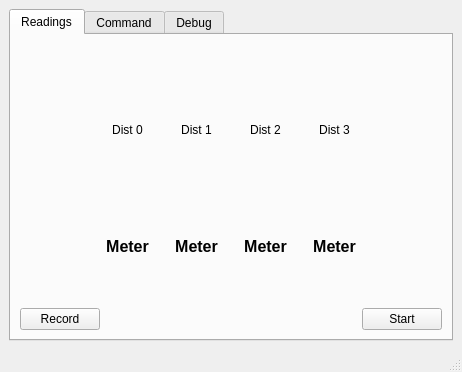
This is tf03_test/main_window.ui in codincodee/tf0x_dev as Qt 5 draws it before an edit. The edited form follows.
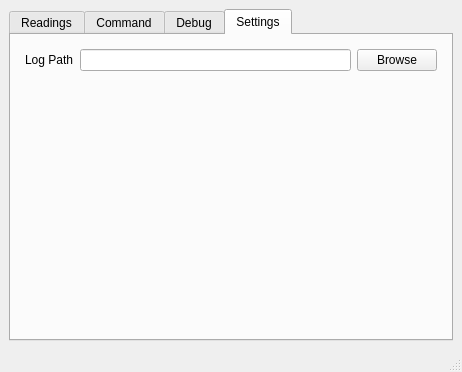
This is the edited form.

Commit message: Adding Settings Page

What changed in the file:
```diff
--- a/tf03_test/main_window.ui
+++ b/tf03_test/main_window.ui
@@ -18,7 +18,7 @@
     <item row="0" column="0">
      <widget class="QTabWidget" name="tabWidget">
       <property name="currentIndex">
-       <number>0</number>
+       <number>3</number>
       </property>
       <widget class="QWidget" name="tab">
        <attribute name="title">
@@ -598,6 +598,123 @@
         </item>
        </layout>
       </widget>
+      <widget class="QWidget" name="tab_4">
+       <attribute name="title">
+        <string>Settings</string>
+       </attribute>
+       <layout class="QGridLayout" name="gridLayout_7">
+        <item row="0" column="0">
+         <layout class="QVBoxLayout" name="verticalLayout_4">
+          <item>
+           <spacer name="verticalSpacer_8">
+            <property name="orientation">
+             <enum>Qt::Vertical</enum>
+            </property>
+            <property name="sizeType">
+             <enum>QSizePolicy::Fixed</enum>
+            </property>
+            <property name="sizeHint" stdset="0">
+             <size>
+              <width>20</width>
+              <height>5</height>
+             </size>
+            </property>
+           </spacer>
+          </item>
+          <item>
+           <layout class="QHBoxLayout" name="horizontalLayout_5">
+            <item>
+             <spacer name="horizontalSpacer_10">
+              <property name="orientation">
+               <enum>Qt::Horizontal</enum>
+              </property>
+              <property name="sizeType">
+               <enum>QSizePolicy::Fixed</enum>
+              </property>
+              <property name="sizeHint" stdset="0">
+               <size>
+                <width>5</width>
+                <height>20</height>
+               </size>
+              </property>
+             </spacer>
+            </item>
+            <item>
+             <layout class="QGridLayout" name="gridLayout_8">
+              <item row="0" column="0">
+               <widget class="QLabel" name="label_16">
+                <property name="text">
+                 <string>Log Path</string>
+                </property>
+               </widget>
+              </item>
+              <item row="1" column="0">
+               <spacer name="verticalSpacer_10">
+                <property name="orientation">
+                 <enum>Qt::Vertical</enum>
+                </property>
+                <property name="sizeHint" stdset="0">
+                 <size>
+                  <width>20</width>
+                  <height>40</height>
+                 </size>
+                </property>
+               </spacer>
+              </item>
+              <item row="0" column="1">
+               <layout class="QHBoxLayout" name="horizontalLayout_6">
+                <item>
+                 <widget class="QLineEdit" name="lineEdit_3"/>
+                </item>
+                <item>
+                 <widget class="QPushButton" name="pushButton_14">
+                  <property name="text">
+                   <string>Browse</string>
+                  </property>
+                 </widget>
+                </item>
+               </layout>
+              </item>
+             </layout>
+            </item>
+            <item>
+             <spacer name="horizontalSpacer_9">
+              <property name="orientation">
+               <enum>Qt::Horizontal</enum>
+              </property>
+              <property name="sizeType">
+               <enum>QSizePolicy::Fixed</enum>
+              </property>
+              <property name="sizeHint" stdset="0">
+               <size>
+                <width>5</width>
+                <height>20</height>
+               </size>
+              </property>
+             </spacer>
+            </item>
+           </layout>
+          </item>
+          <item>
+           <spacer name="verticalSpacer_9">
+            <property name="orientation">
+             <enum>Qt::Vertical</enum>
+            </property>
+            <property name="sizeType">
+             <enum>QSizePolicy::Fixed</enum>
+            </property>
+            <property name="sizeHint" stdset="0">
+             <size>
+              <width>20</width>
+              <height>5</height>
+             </size>
+            </property>
+           </spacer>
+          </item>
+         </layout>
+        </item>
+       </layout>
+      </widget>
      </widget>
     </item>
    </layout>
```
